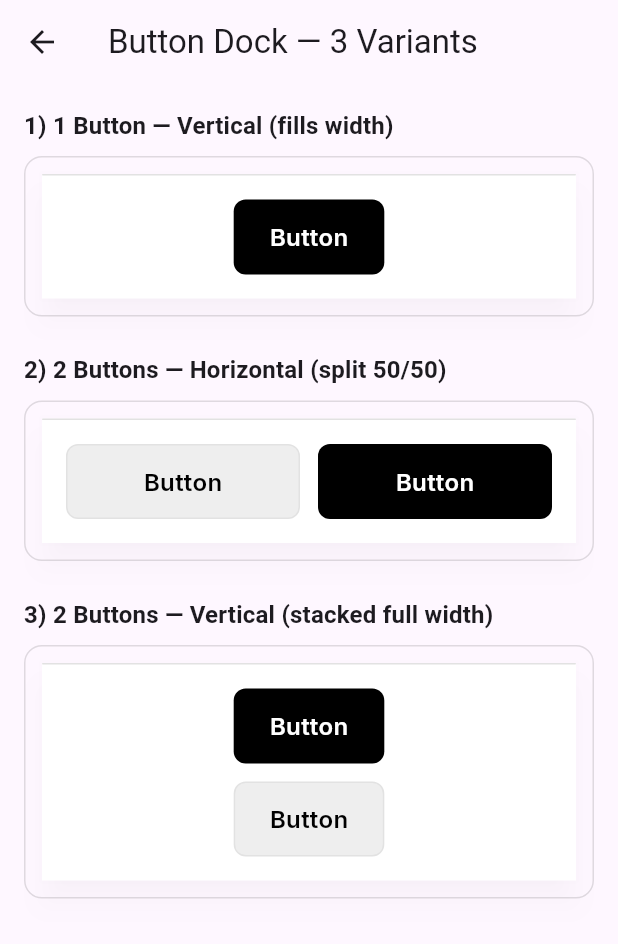
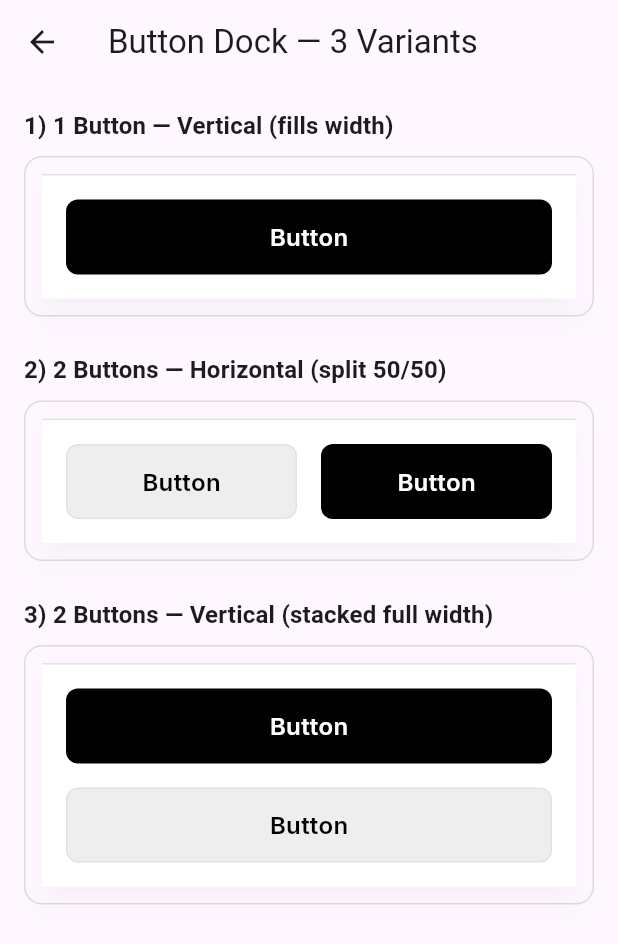
Before and after one commit to dynamiclayer/dynamiclayer-flutter, a Flutter app: the DemoButtonDockPage screen opened directly, on a phone screen of 412 x 824 dp. Shown: the top 944 px of the screen. Run offline on Flutter 3.47's test engine with Material 3 defaults, Android fonts, the light colour scheme and no system bars; our stand-ins replace flutter_svg, google_fonts.

Commit message:
according and button dock updated

```diff
--- a/lib/demo/DemoAccordionPage.dart
+++ b/lib/demo/DemoAccordionPage.dart
@@ -82,8 +82,8 @@ class _AccordionExpanded extends StatelessWidget {
           state: DLAccordionState.expanded,
           trigger: 'Accordion',
           content: DemoAccordionPage._lorem,
-          showSeparator: true,
           borderColor: DLColors.grey200,
+          showTopBorder: false,
           borderThickness: 1.0,
           headerPadding: const EdgeInsets.symmetric(vertical: 14),
           contentPadding: const EdgeInsets.fromLTRB(0, 12, 0, 12),
@@ -109,7 +109,7 @@ class _AccordionDisabled extends StatelessWidget {
           state: DLAccordionState.disabled,
           trigger: 'Accordion',
           content: DemoAccordionPage._lorem,
-          showSeparator: true,
+          showTopBorder: false,
           borderColor: DLColors.grey200,
           borderThickness: 1.0,
           headerPadding: const EdgeInsets.symmetric(vertical: 14),
--- a/lib/demo/demo_button_dock_page.dart
+++ b/lib/demo/demo_button_dock_page.dart
@@ -1,5 +1,6 @@
+// lib/demo/DemoButtonDockPage.dart
 import 'package:flutter/material.dart';
-import '../dynamiclayers.dart'; // exposes DLButtonDock, DLDockButton, etc.
+import '../dynamiclayers.dart'; // exposes DLButtonDock, DlButtonDock, tokens
 
 class DemoButtonDockPage extends StatelessWidget {
   const DemoButtonDockPage({super.key});
@@ -30,9 +31,7 @@ class DemoButtonDockPage extends StatelessWidget {
   }
 }
 
-/// ---------------------------------------------------------------------------
 /// Variant 1: Single button, vertical (full width)
-/// ---------------------------------------------------------------------------
 class _OneButtonVertical extends StatelessWidget {
   const _OneButtonVertical();
 
@@ -44,21 +43,16 @@ class _OneButtonVertical extends StatelessWidget {
           label: 'Button',
           type: DLButtonType.primary,
           onPressed: () {},
-          width: double.infinity,
         ),
       ],
       direction: Axis.vertical,
-      gap: 0,
       padding: const EdgeInsets.symmetric(horizontal: 16, vertical: 16),
-      showSeparator: true, // uses DLSeparator internally
-      showHomeIndicator: false, // iOS bar is NOT part of the component
+      showSeparator: true,
     );
   }
 }
 
-/// ---------------------------------------------------------------------------
-/// Variant 2: Two buttons, horizontal (split 50/50 with gap)
-/// ---------------------------------------------------------------------------
+/// Variant 2: Two buttons, horizontal (split 50/50)
 class _TwoButtonsHorizontal extends StatelessWidget {
   const _TwoButtonsHorizontal();
 
@@ -78,17 +72,17 @@ class _TwoButtonsHorizontal extends StatelessWidget {
         ),
       ],
       direction: Axis.horizontal,
-      gap: 12, // space between the two buttons
+      // Force equal width
+      horizontalSplitEvenly: true, // <- ensures 50/50 (both Expanded)
+      // keep default horizontalGap=16 from the dock, or set it explicitly:
+      // horizontalGap: 16,
       padding: const EdgeInsets.symmetric(horizontal: 16, vertical: 16),
       showSeparator: true,
-      showHomeIndicator: false,
     );
   }
 }
 
-/// ---------------------------------------------------------------------------
 /// Variant 3: Two buttons, vertical (stacked full width)
-/// ---------------------------------------------------------------------------
 class _TwoButtonsVertical extends StatelessWidget {
   const _TwoButtonsVertical();
 
@@ -100,20 +94,16 @@ class _TwoButtonsVertical extends StatelessWidget {
           label: 'Button',
           type: DLButtonType.primary,
           onPressed: () {},
-          width: double.infinity,
         ),
         DlButtonDock(
           label: 'Button',
           type: DLButtonType.secondary,
           onPressed: () {},
-          width: double.infinity,
         ),
       ],
       direction: Axis.vertical,
-      gap: 12, // vertical spacing between stacked buttons
       padding: const EdgeInsets.symmetric(horizontal: 16, vertical: 16),
       showSeparator: true,
-      showHomeIndicator: false,
     );
   }
 }
--- a/lib/src/components/button_dock/dl_button_dock.dart
+++ b/lib/src/components/button_dock/dl_button_dock.dart
@@ -1,4 +1,4 @@
-// dl_button_dock.dart
+// lib/src/components/buttons/dl_button_dock.dart
 import 'package:flutter/material.dart';
 import '../../../dynamiclayers.dart'; // DLSeparator & DynamicLayers.buttons
 
@@ -43,7 +43,11 @@ class DlButtonDock {
   final bool fixedWidth;
 }
 
-/// Button Dock
+/// Button Dock with precise gaps per spec.
+/// - Outer padding: 16
+/// - Vertical gap: 16
+/// - Horizontal gap: 16
+/// - Horizontal strategy (default): first button Expanded, last button HUG (intrinsic)
 class DLButtonDock extends StatelessWidget {
   const DLButtonDock({
     super.key,
@@ -51,24 +55,22 @@ class DLButtonDock extends StatelessWidget {
 
     // Layout
     this.direction = Axis.vertical,
-    this.gap = 12,
+    this.verticalGap = DLSpacing.p16, // p16
+    this.horizontalGap = DLSpacing.p16, // p16
     this.padding = const EdgeInsets.symmetric(horizontal: 16, vertical: 16),
     this.maxContentWidth = 600,
 
+    // Horizontal behavior
+    this.horizontalLastHug = true, // match mock: left fills, right hug
+    this.horizontalSplitEvenly = false, // set true to force 50/50 split
     // Chrome
     this.backgroundColor = Colors.white,
     this.elevation = 8.0,
 
     // Separator
-    this.showSeparator = false, // uses DLSeparator when true
-    this.separatorInset = EdgeInsets.zero, // full-bleed by default
-    this.separatorFullBleed = true, // span entire dock width
-    // iOS home indicator (disabled by default)
-    this.showHomeIndicator = false,
-    this.homeIndicatorColor = Colors.black,
-    this.homeIndicatorWidth = 120,
-    this.homeIndicatorHeight = 4,
-    this.homeIndicatorRadius = 999,
+    this.showSeparator = false,
+    this.separatorInset = EdgeInsets.zero,
+    this.separatorFullBleed = true,
 
     // SafeArea
     this.useSafeArea = true,
@@ -76,9 +78,17 @@ class DLButtonDock extends StatelessWidget {
 
   final List<DlButtonDock> buttons;
   final Axis direction;
-  final double gap;
+
+  // GAP controls (per spec)
+  final double verticalGap; // p16 between stacked buttons
+  final double horizontalGap; // p16 between horizontal buttons
+
   final EdgeInsetsGeometry padding;
   final double maxContentWidth;
+
+  // Horizontal strategies
+  final bool horizontalLastHug; // first Expanded, last Hug
+  final bool horizontalSplitEvenly; // both Expanded (50/50)
 
   final Color backgroundColor;
   final double elevation;
@@ -87,13 +97,6 @@ class DLButtonDock extends StatelessWidget {
   final bool showSeparator;
   final EdgeInsetsGeometry separatorInset;
   final bool separatorFullBleed;
-
-  // Home indicator (iOS)
-  final bool showHomeIndicator;
-  final Color homeIndicatorColor;
-  final double homeIndicatorWidth;
-  final double homeIndicatorHeight;
-  final double homeIndicatorRadius;
 
   final bool useSafeArea;
 
@@ -109,13 +112,12 @@ class DLButtonDock extends StatelessWidget {
         right: useSafeArea,
         bottom: useSafeArea,
         child: Column(
-          mainAxisSize: MainAxisSize.min, // intrinsic height, no overflow
+          mainAxisSize: MainAxisSize.min,
           crossAxisAlignment: CrossAxisAlignment.stretch,
           children: [
             if (showSeparator)
               Padding(
                 padding: separatorInset,
-                // Full-bleed separator, not constrained by maxContentWidth
                 child: separatorFullBleed
                     ? const SizedBox(
                         width: double.infinity,
@@ -132,50 +134,70 @@ class DLButtonDock extends StatelessWidget {
                       ),
               ),
 
-            // Buttons area (constrained to maxContentWidth and with padding)
+            // Buttons area
             Padding(
-              padding: padding,
+              padding: padding, // p16 outer padding
               child: Align(
                 alignment: Alignment.center,
                 child: ConstrainedBox(
                   constraints: BoxConstraints(maxWidth: maxContentWidth),
                   child: direction == Axis.horizontal
-                      ? _row(buttons, gap)
-                      : _column(buttons, gap),
+                      ? _row(buttons)
+                      : _column(buttons),
                 ),
               ),
             ),
-
-            if (showHomeIndicator) ...[
-              const SizedBox(height: 4),
-              _HomeIndicator(
-                color: homeIndicatorColor,
-                width: homeIndicatorWidth,
-                height: homeIndicatorHeight,
-                radius: homeIndicatorRadius,
-              ),
-              const SizedBox(height: 6),
-            ],
           ],
         ),
       ),
     );
   }
 
-  Widget _row(List<DlButtonDock> items, double gap) {
+  // Horizontal layout with exact gaps
+  Widget _row(List<DlButtonDock> items) {
+    if (items.isEmpty) return const SizedBox.shrink();
+
+    // 50/50 split override
+    if (horizontalSplitEvenly) {
+      final children = <Widget>[];
+      for (var i = 0; i < items.length; i++) {
+        children.add(Expanded(child: _dockButton(items[i])));
+        if (i != items.length - 1)
+          children.add(SizedBox(width: horizontalGap)); // p16
+      }
+      return Row(children: children);
+    }
+
+    // Default: first Expanded, last Hug — matches mock with 2 buttons.
+    if (horizontalLastHug && items.length == 2) {
+      return Row(
+        children: [
+          Expanded(child: _dockButton(items[0])),
+          SizedBox(width: horizontalGap), // p16
+          _dockButton(items[1]),
+        ],
+      );
+    }
+
+    // Fallback: natural widths with fixed gap
     final children = <Widget>[];
     for (var i = 0; i < items.length; i++) {
-      children.add(Expanded(child: _dockButton(items[i])));
-      if (i != items.length - 1) children.add(SizedBox(width: gap));
+      children.add(_dockButton(items[i]));
+      if (i != items.length - 1)
+        children.add(SizedBox(width: horizontalGap)); // p16
     }
     return Row(children: children);
   }
 
-  Widget _column(List<DlButtonDock> items, double gap) {
+  // Vertical layout: stretch each to full width, gap p16
+  Widget _column(List<DlButtonDock> items) {
     final children = <Widget>[];
     for (var i = 0; i < items.length; i++) {
-      children.add(_dockButton(items[i]));
-      if (i != items.length - 1) children.add(SizedBox(height: gap));
+      children.add(
+        SizedBox(width: double.infinity, child: _dockButton(items[i])),
+      );
+      if (i != items.length - 1)
+        children.add(SizedBox(height: verticalGap)); // p16
     }
     return Column(mainAxisSize: MainAxisSize.min, children: children);
   }
@@ -201,31 +223,3 @@ class DLButtonDock extends StatelessWidget {
     );
   }
 }
-
-class _HomeIndicator extends StatelessWidget {
-  const _HomeIndicator({
-    required this.color,
-    required this.width,
-    required this.height,
-    required this.radius,
-  });
-
-  final Color color;
-  final double width;
-  final double height;
-  final double radius;
-
-  @override
-  Widget build(BuildContext context) {
-    return Center(
-      child: Container(
-        width: width,
-        height: height,
-        decoration: BoxDecoration(
-          color: color,
-          borderRadius: BorderRadius.circular(radius),
-        ),
-      ),
-    );
-  }
-}
```
Also changed, not shown: lib/src/components/accordion/dl_accordion.dart (+27 -30 lines), lib/src/components/dynamic_layers_core.dart (+1 -7 lines), 1 other file.
